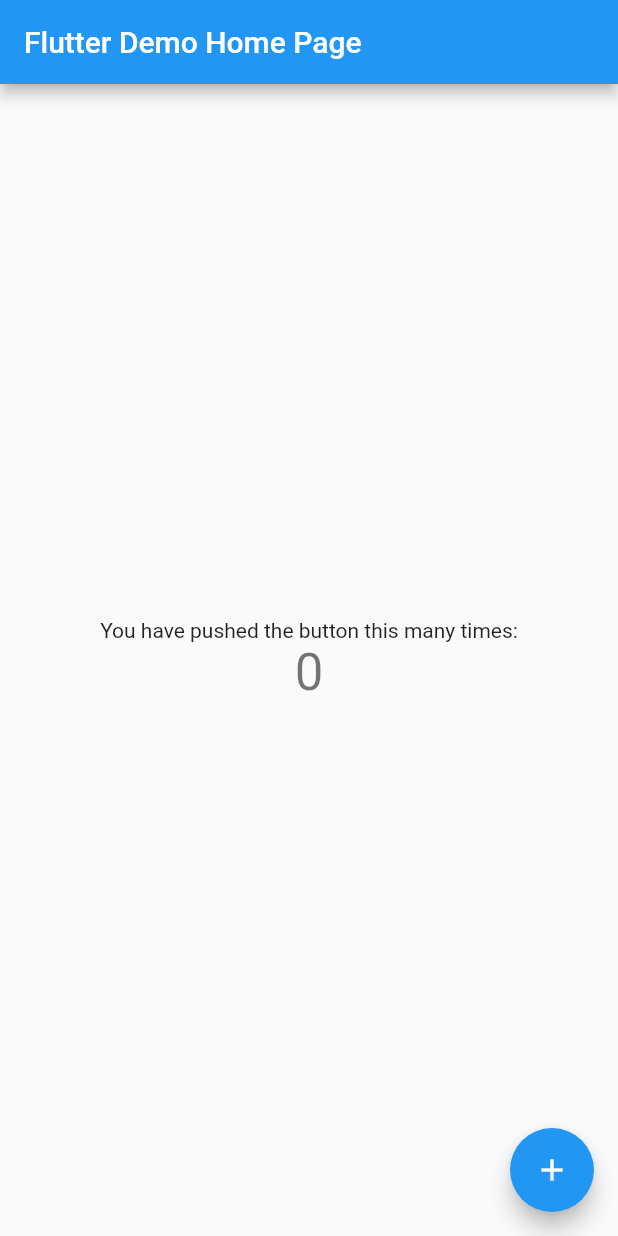
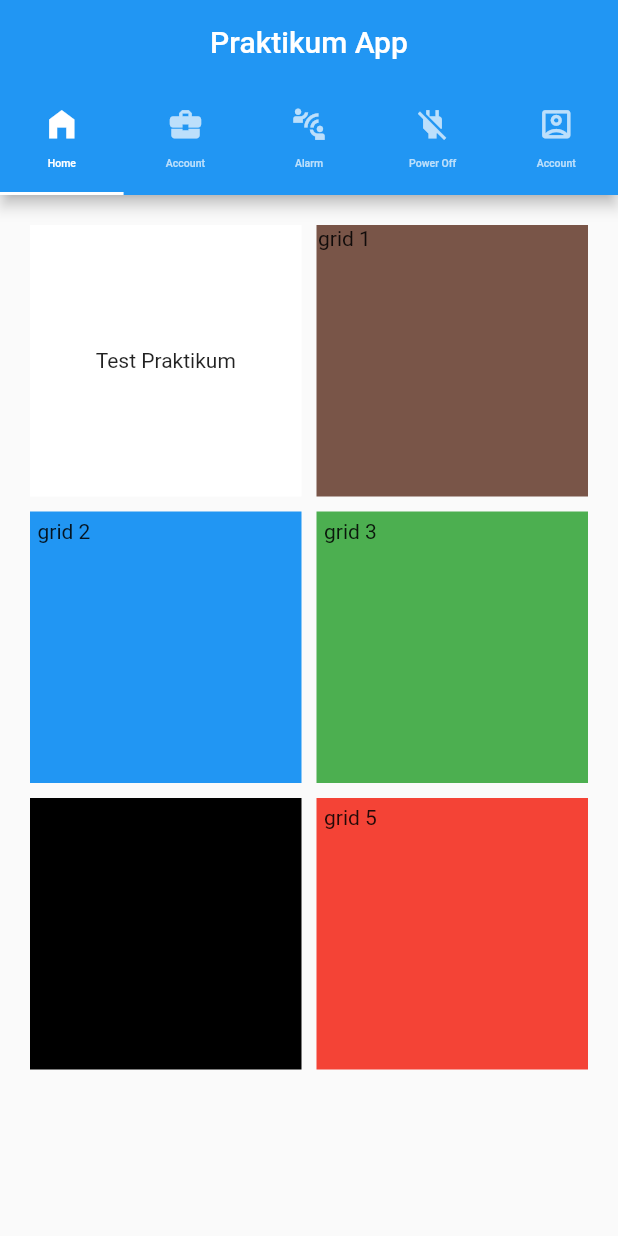
Before and after one commit to whauzan/tugas-abp-mobile, a Flutter app: the screen it shows after launch, on a phone screen of 412 x 824 dp. Run offline on Flutter 3.47's test engine with Material 2 defaults, Android fonts, the light colour scheme and no system bars.

Commit message:
feat: modul 11

```diff
--- a/lib/main.dart
+++ b/lib/main.dart
@@ -7,39 +7,20 @@
 class MyApp extends StatelessWidget {
   const MyApp({Key? key}) : super(key: key);
 
-  // This widget is the root of your application.
   @override
   Widget build(BuildContext context) {
     return MaterialApp(
       title: 'Flutter Demo',
       theme: ThemeData(
-        // This is the theme of your application.
-        //
-        // Try running your application with "flutter run". You'll see the
-        // application has a blue toolbar. Then, without quitting the app, try
-        // changing the primarySwatch below to Colors.green and then invoke
-        // "hot reload" (press "r" in the console where you ran "flutter run",
-        // or simply save your changes to "hot reload" in a Flutter IDE).
-        // Notice that the counter didn't reset back to zero; the application
-        // is not restarted.
         primarySwatch: Colors.blue,
       ),
-      home: const MyHomePage(title: 'Flutter Demo Home Page'),
+      home: const MyHomePage(title: 'Praktikum App'),
     );
   }
 }
 
 class MyHomePage extends StatefulWidget {
   const MyHomePage({Key? key, required this.title}) : super(key: key);
-
-  // This widget is the home page of your application. It is stateful, meaning
-  // that it has a State object (defined below) that contains fields that affect
-  // how it looks.
-
-  // This class is the configuration for the state. It holds the values (in this
-  // case the title) provided by the parent (in this case the App widget) and
-  // used by the build method of the State. Fields in a Widget subclass are
-  // always marked "final".
 
   final String title;
 
@@ -48,68 +29,131 @@
 }
 
 class _MyHomePageState extends State<MyHomePage> {
-  int _counter = 0;
-
-  void _incrementCounter() {
-    setState(() {
-      // This call to setState tells the Flutter framework that something has
-      // changed in this State, which causes it to rerun the build method below
-      // so that the display can reflect the updated values. If we changed
-      // _counter without calling setState(), then the build method would not be
-      // called again, and so nothing would appear to happen.
-      _counter++;
-    });
-  }
-
   @override
   Widget build(BuildContext context) {
-    // This method is rerun every time setState is called, for instance as done
-    // by the _incrementCounter method above.
-    //
-    // The Flutter framework has been optimized to make rerunning build methods
-    // fast, so that you can just rebuild anything that needs updating rather
-    // than having to individually change instances of widgets.
-    return Scaffold(
-      appBar: AppBar(
-        // Here we take the value from the MyHomePage object that was created by
-        // the App.build method, and use it to set our appbar title.
-        title: Text(widget.title),
-      ),
-      body: Center(
-        // Center is a layout widget. It takes a single child and positions it
-        // in the middle of the parent.
-        child: Column(
-          // Column is also a layout widget. It takes a list of children and
-          // arranges them vertically. By default, it sizes itself to fit its
-          // children horizontally, and tries to be as tall as its parent.
-          //
-          // Invoke "debug painting" (press "p" in the console, choose the
-          // "Toggle Debug Paint" action from the Flutter Inspector in Android
-          // Studio, or the "Toggle Debug Paint" command in Visual Studio Code)
-          // to see the wireframe for each widget.
-          //
-          // Column has various properties to control how it sizes itself and
-          // how it positions its children. Here we use mainAxisAlignment to
-          // center the children vertically; the main axis here is the vertical
-          // axis because Columns are vertical (the cross axis would be
-          // horizontal).
-          mainAxisAlignment: MainAxisAlignment.center,
+    final List<String> data = <String>[
+      "Wahyu",
+      "Bagja",
+      "Daffa",
+      "Faza",
+      "Tius",
+    ];
+    return DefaultTabController(
+      length: 5,
+      child: Scaffold(
+        appBar: AppBar(
+          title: Center(
+            child: Text(widget.title),
+          ),
+          bottom: const TabBar(
+            tabs: <Widget>[
+              Tab(
+                child: Text("Home", style: TextStyle(fontSize: 7)),
+                icon: Icon(Icons.home_filled, size: 25),
+              ),
+              Tab(
+                child: Text("Account", style: TextStyle(fontSize: 7)),
+                icon: Icon(Icons.business_center, size: 25),
+              ),
+              Tab(
+                child: Text("Alarm", style: TextStyle(fontSize: 7)),
+                icon: Icon(Icons.connect_without_contact, size: 25),
+              ),
+              Tab(
+                child: Text("Power Off", style: TextStyle(fontSize: 7)),
+                icon: Icon(Icons.power_off, size: 25),
+              ),
+              Tab(
+                child: Text("Account", style: TextStyle(fontSize: 7)),
+                icon: Icon(Icons.account_box_outlined, size: 25),
+              ),
+            ],
+          ),
+        ),
+        body: TabBarView(
           children: <Widget>[
-            const Text(
-              'You have pushed the button this many times:',
+            GridView.count(
+              primary: false,
+              padding: const EdgeInsets.all(20),
+              crossAxisSpacing: 10,
+              mainAxisSpacing: 10,
+              crossAxisCount: 2,
+              childAspectRatio: (1 / 1),
+              children: <Widget>[
+                Container(
+                  color: Colors.white,
+                  child: const Center(
+                    child: Text("Test Praktikum"),
+                  ),
+                ),
+                Container(
+                  padding: const EdgeInsets.all(1),
+                  color: Colors.brown,
+                  child: const Text('grid 1'),
+                ),
+                Container(
+                  padding: const EdgeInsets.all(5),
+                  color: Colors.blue,
+                  child: const Text('grid 2'),
+                ),
+                Container(
+                  padding: const EdgeInsets.all(5),
+                  color: Colors.green,
+                  child: const Text('grid 3'),
+                ),
+                Container(
+                  padding: const EdgeInsets.all(5),
+                  color: Colors.black,
+                  child: const Text('grid 4'),
+                ),
+                Container(
+                  padding: const EdgeInsets.all(5),
+                  color: Colors.red,
+                  child: const Text('grid 5'),
+                ),
+              ],
             ),
-            Text(
-              '$_counter',
-              style: Theme.of(context).textTheme.headline4,
+            ListView.builder(
+              itemCount: data.length,
+              itemBuilder: (BuildContext context, int idx) {
+                return Container(
+                  decoration: BoxDecoration(
+                    color: Colors.lightBlue[100],
+                    border: Border.all(
+                      color: Colors.black,
+                      width: .5,
+                    ),
+                  ),
+                  height: 50,
+                  child: Center(child: Text(data[idx])),
+                );
+              },
+            ),
+            const Center(
+              child: Text("Alarm Page"),
+            ),
+            const Center(
+              child: Text("Power Off Page"),
+            ),
+            ListView.builder(
+              itemCount: data.length,
+              itemBuilder: (BuildContext context, int idx) {
+                return Container(
+                  decoration: BoxDecoration(
+                    color: Colors.lightBlue[100],
+                    border: Border.all(
+                      color: Colors.black,
+                      width: .5,
+                    ),
+                  ),
+                  height: 50,
+                  child: Center(child: Text(data[idx])),
+                );
+              },
             ),
           ],
         ),
       ),
-      floatingActionButton: FloatingActionButton(
-        onPressed: _incrementCounter,
-        tooltip: 'Increment',
-        child: const Icon(Icons.add),
-      ), // This trailing comma makes auto-formatting nicer for build methods.
     );
   }
 }
```
